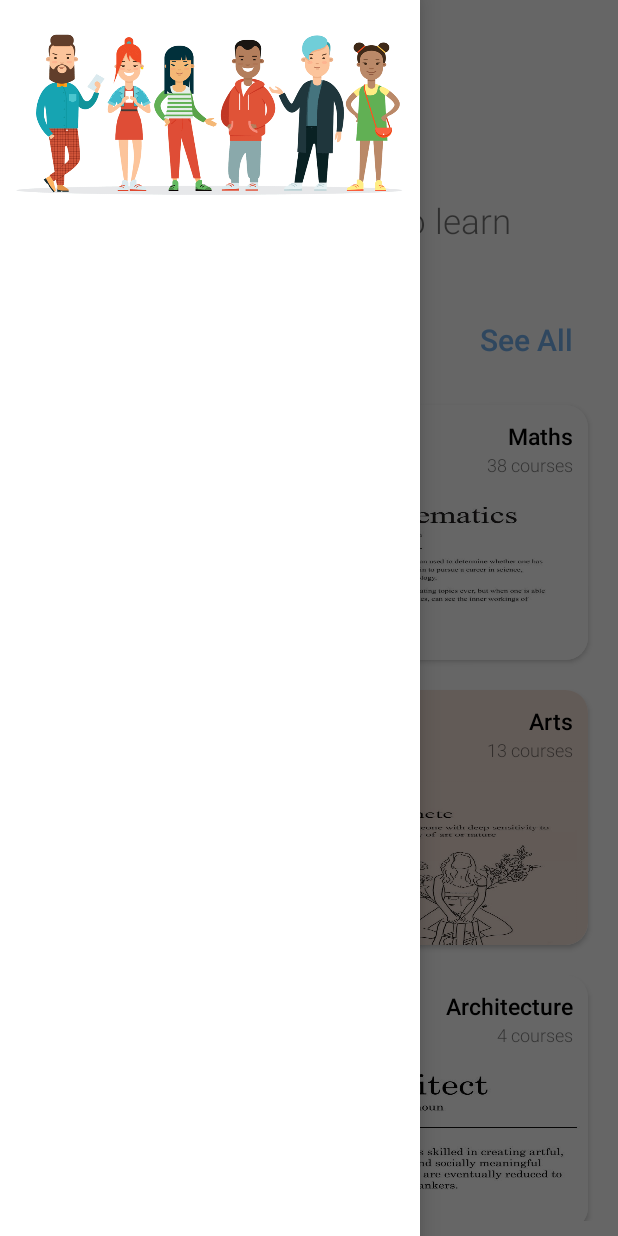
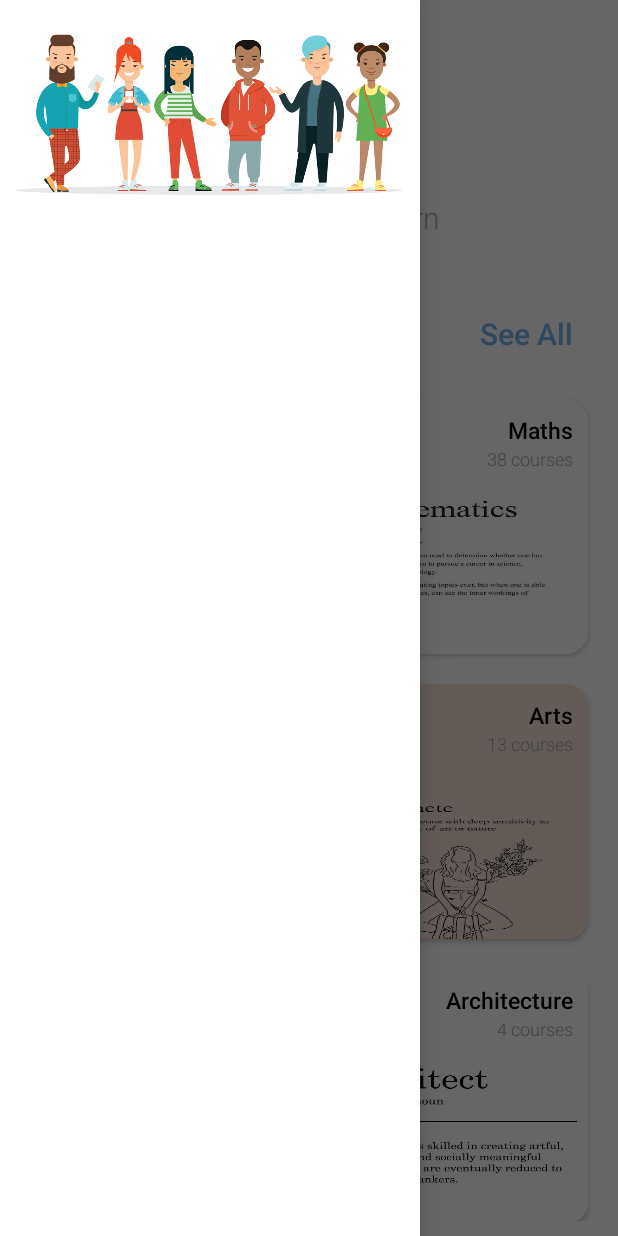
Before and after one commit to rgdgr8/Internship-interview-projects, an Android app: the screen it shows after launch (MainActivity), with the side drawer open, on a phone screen of 412 x 824 dp. Run offline under Robolectric (Android 15) with nearby library versions, the phone set to English and light mode, and no system bars; Roboto replaces fonts that are not available here.

Commit message:
Bug fixes

```diff
--- a/Categories/app/src/main/res/drawable/drawer_icon.xml
+++ b/Categories/app/src/main/res/drawable/drawer_icon.xml
@@ -3,7 +3,7 @@
     android:height="28dp"
     android:viewportWidth="24"
     android:viewportHeight="24"
-    android:tint="?attr/colorControlNormal">
+    android:tint="@android:color/black">
   <path
       android:fillColor="@android:color/black"
       android:pathData="M4,9h16v2H4V9zM4,13h10v2H4V13z"/>
--- a/Categories/app/src/main/res/layout/fragment_main.xml
+++ b/Categories/app/src/main/res/layout/fragment_main.xml
@@ -28,7 +28,8 @@
             android:text="@string/find_a_course"
             android:layout_marginStart="20dp"
             android:layout_marginTop="10dp"
-            android:textSize="23sp" />
+            android:textColor="@color/darker_gray"
+            android:textSize="20sp" />
 
         <RelativeLayout
             android:layout_width="match_parent"
--- a/Categories/app/src/main/res/layout/list_item.xml
+++ b/Categories/app/src/main/res/layout/list_item.xml
@@ -40,6 +40,7 @@
             android:layout_width="wrap_content"
             android:layout_height="wrap_content"
             android:fontFamily="sans-serif-light"
+            android:textColor="@color/darker_gray"
             android:text="courses"
             android:textSize="12sp"
             android:background="@android:color/transparent"/>
--- a/Categories/app/src/main/res/values/colors.xml
+++ b/Categories/app/src/main/res/values/colors.xml
@@ -7,5 +7,6 @@
     <color name="teal_700">#FF018786</color>
     <color name="black">#FF000000</color>
     <color name="white">#FFFFFFFF</color>
+    <color name="darker_gray">#AAAAAA</color>
     <color name="see_all_btn_blue">#76b2ef</color>
 </resources>
```
Also changed, not shown: 1 other file.
